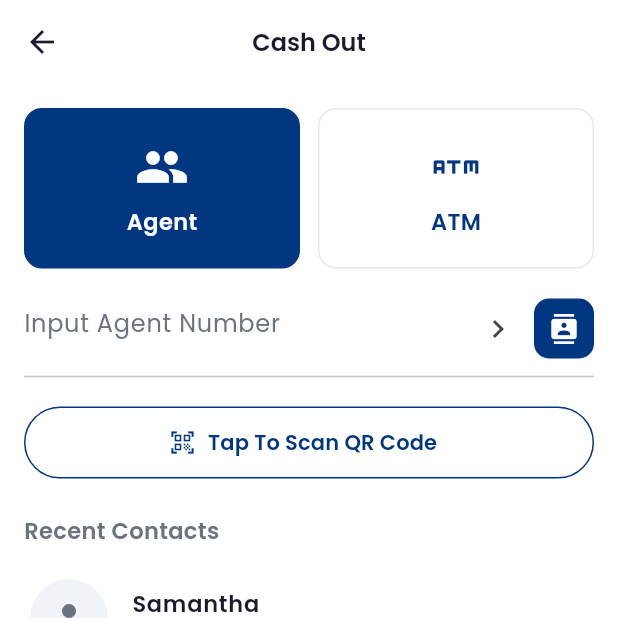
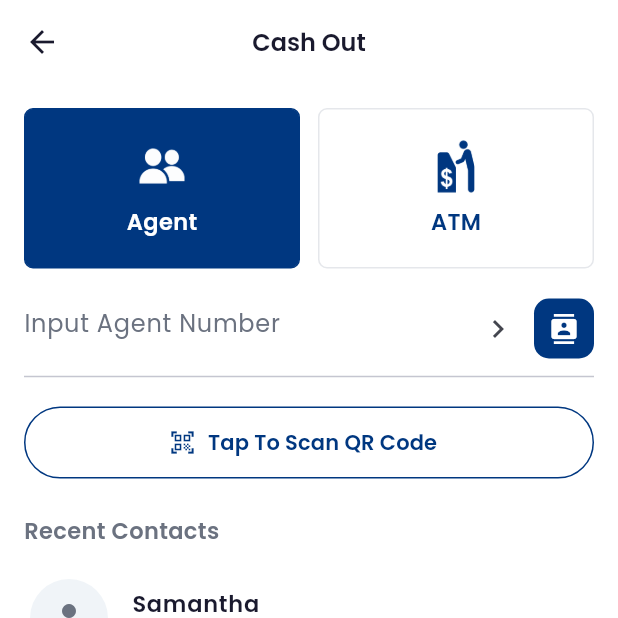
Before and after one commit to Limon49/EdutuneDemo, a Flutter app: the CashOutScreen screen opened by its route, on a phone screen of 412 x 824 dp, the top half of it. Run offline on Flutter 3.47's test engine with Material 3 defaults, Android fonts, the phone set to English and light mode, and no system bars; our stand-ins replace animated_notch_bottom_bar, get, get_storage, google_fonts, smooth_page_indicator; accounts and stored records are empty.

Commit message:
need to furnish the atm portion

```diff
--- a/lib/screens/cashout_screen.dart
+++ b/lib/screens/cashout_screen.dart
@@ -4,6 +4,7 @@ import 'package:google_fonts/google_fonts.dart';
 import '../controllers/transaction_controller.dart';
 import '../models/models.dart';
 import '../utils/app_theme.dart';
+import '../utils/app_assets.dart';
 import '../widgets/common_widgets.dart';
 
 class CashOutScreen extends StatefulWidget {
@@ -67,7 +68,7 @@ class _CashOutScreenState extends State<CashOutScreen>
         children: [
           Expanded(
             child: _TabCard(
-              icon: Icons.people,
+              assetPath: AppAssets.iconFriends,
               label: 'Agent',
               isSelected: _selectedTab == 0,
               onTap: () {
@@ -79,7 +80,7 @@ class _CashOutScreenState extends State<CashOutScreen>
           const SizedBox(width: 12),
           Expanded(
             child: _TabCard(
-              icon: Icons.atm,
+              assetPath: AppAssets.group41865,
               label: 'ATM',
               isSelected: _selectedTab == 1,
               onTap: () {
@@ -96,6 +97,7 @@ class _CashOutScreenState extends State<CashOutScreen>
   Widget _buildAgentTab() {
     return Padding(
       padding: const EdgeInsets.symmetric(horizontal: 16),
+      child: SingleChildScrollView(
         child: Column(
           crossAxisAlignment: CrossAxisAlignment.start,
           children: [
@@ -154,6 +156,7 @@ class _CashOutScreenState extends State<CashOutScreen>
             _buildContactSection(
                 'All Contacts', AppData.allContacts, isAgent: true),
           ],
+        ),
       ),
     );
   }
@@ -250,13 +253,15 @@ class _CashOutScreenState extends State<CashOutScreen>
 }
 
 class _TabCard extends StatelessWidget {
-  final IconData icon;
+  final String? assetPath;
+  final IconData? icon;
   final String label;
   final bool isSelected;
   final VoidCallback onTap;
 
   const _TabCard({
-    required this.icon,
+    this.assetPath,
+    this.icon,
     required this.label,
     required this.isSelected,
     required this.onTap,
@@ -270,18 +275,28 @@ class _TabCard extends StatelessWidget {
         padding: const EdgeInsets.all(20),
         decoration: BoxDecoration(
           color: isSelected ? AppColors.primary : Colors.white,
-          borderRadius: BorderRadius.circular(12),
+          borderRadius: BorderRadius.circular(6),
           border: Border.all(
             color: isSelected ? AppColors.primary : AppColors.divider,
           ),
         ),
         child: Column(
           children: [
+            if (assetPath != null)
+              Image.asset(
+                assetPath!,
+                width: 36,
+                height: 36,
+                color: isSelected ? Colors.white : AppColors.primary,
+              )
+            else if (icon != null)
               Icon(
-              icon,
+                icon!,
                 color: isSelected ? Colors.white : AppColors.primary,
                 size: 36,
-            ),
+              )
+            else
+              const SizedBox.shrink(),
             const SizedBox(height: 8),
             Text(
               label,
--- a/lib/screens/home_screen.dart
+++ b/lib/screens/home_screen.dart
@@ -152,7 +152,7 @@ class HomeScreen extends GetView<HomeController> {
                         return ListTile(
                           contentPadding: const EdgeInsets.symmetric(
                             horizontal: 16,
-                          ), // ✅ match header padding
+                          ),
                           leading: _buildIcon(
                             item['icon'],
                             color: isBold
--- a/lib/utils/app_assets.dart
+++ b/lib/utils/app_assets.dart
@@ -34,7 +34,7 @@ class AppAssets {
   static const String icon1 = 'assets/icons/icon (1).png';
   static const String icon2 = 'assets/icons/icon (2).png';
   static const String icon3 = 'assets/icons/icon (3).png'; //use in contact
-  static const String iconFriends1 = 'assets/icons/icon-friends (1).png';
+  static const String iconFriends1 = 'assets/icons/icon-friends (1).png';//send money
   static const String iconFriends = 'assets/icons/icon-friends.png';
   static const String iconWifi = 'assets/icons/icon-wifi.png';
   static const String image5 = 'assets/icons/image 5.png';
```
Lines whose indentation alone changed are shown as unchanged.
